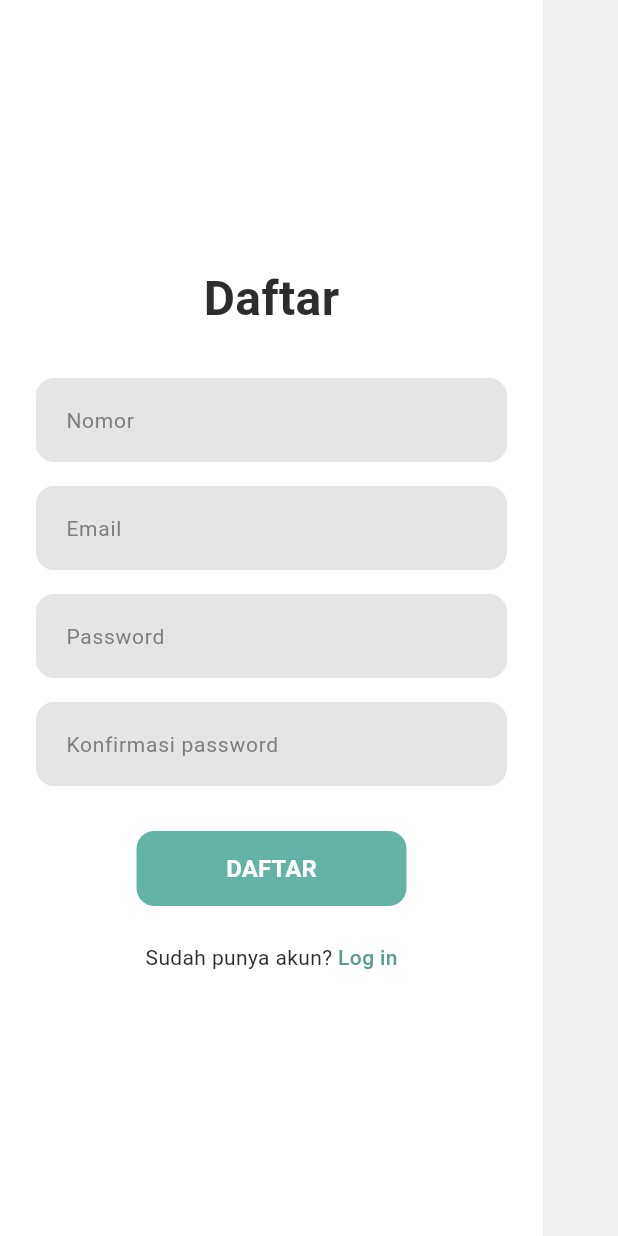
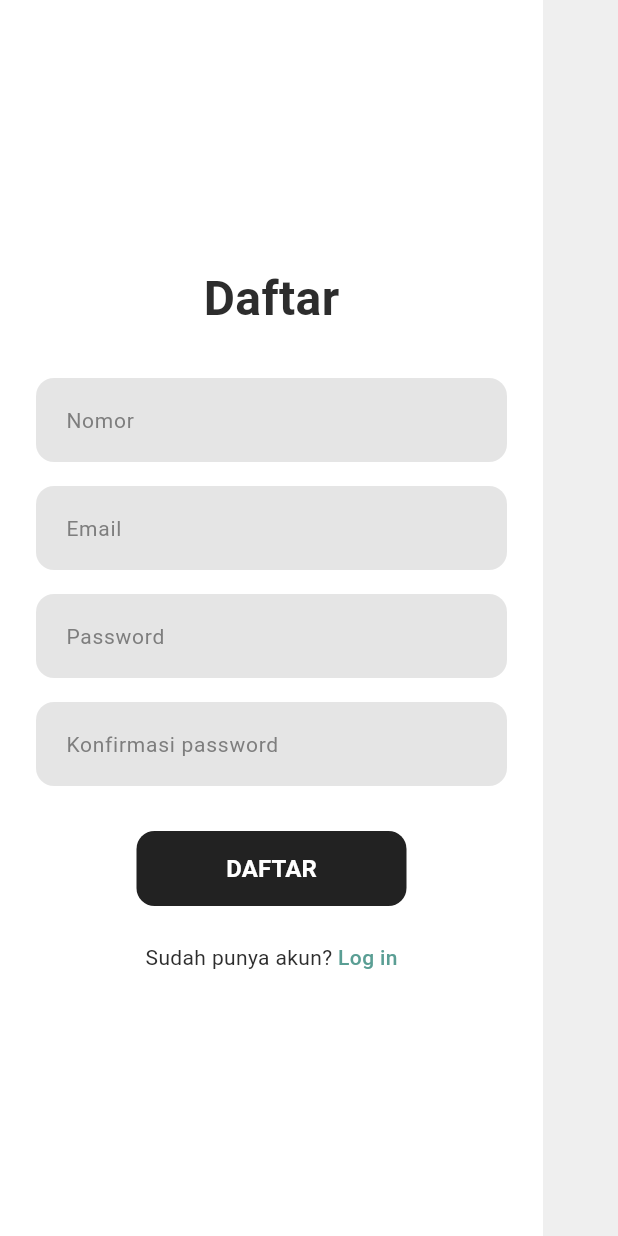
Before and after one commit to paipia12345/lapakbantul, a Flutter app: the screen it shows after launch, after a tap on "Lewati", after a tap on "Daftar", on a phone screen of 412 x 824 dp. Run offline on Flutter 3.47's test engine with Material 3 defaults, Android fonts, the phone set to English and light mode, and no system bars; network calls fail.

Commit message:
first commit

```diff
--- a/lib/halamandaftar.dart
+++ b/lib/halamandaftar.dart
@@ -1,6 +1,6 @@
 import 'package:flutter/material.dart';
-import 'user_data.dart'; // Import simulasi database di atas
-import 'halamanlogin.dart';
+import 'models/user_data.dart'; // Import simulasi database di atas
+import 'package:buyayak/halamanlogin.dart';
 
 class RegisterPage extends StatefulWidget {
   const RegisterPage({super.key});
@@ -143,7 +143,7 @@ _buildTextField(
                         }
                       },
                       style: ElevatedButton.styleFrom(
-                        backgroundColor: const Color(0xFF63B3A6),
+                        backgroundColor: const Color.fromARGB(255, 34, 34, 34),
                         elevation: 0,
                         shape: RoundedRectangleBorder(
                           borderRadius: BorderRadius.circular(12),
--- a/lib/halamanlogin.dart
+++ b/lib/halamanlogin.dart
@@ -1,7 +1,8 @@
 import 'package:flutter/material.dart';
 import 'home_page.dart';
 import 'halamandaftar.dart';
-import 'user_data.dart'; // Import database lokal sementara
+import 'models/user_data.dart';
+import 'package:buyayak/models/login_google.dart';
 
 class LoginPage extends StatefulWidget {
   const LoginPage({super.key});
@@ -197,6 +198,33 @@ class _LoginPageState extends State<LoginPage> {
                       child: const Text("Daftar"),
                     ),
                   ),
+
+                  const SizedBox(height: 15),
+
+                  SizedBox(
+  width: double.infinity,
+  child: OutlinedButton.icon(
+    style: OutlinedButton.styleFrom(
+      padding: const EdgeInsets.symmetric(vertical: 12),
+      side: const BorderSide(color: Color.fromARGB(255, 77, 77, 77)),
+      shape: RoundedRectangleBorder(
+        borderRadius: BorderRadius.circular(12),
+      ),
+    ),
+    onPressed: () {
+      // Panggil fungsi dari file login_google.dart yang dipisah tadi
+      LoginGoogleService.prosesLoginGoogle(context, showMessage);
+    },
+    icon: Image.asset(
+      'assets/images/google.jpg',
+      height: 24,
+    ),
+    label: const Text(
+      "Masuk dengan Google",
+      style: TextStyle(color: Color.fromARGB(255, 48, 45, 45), fontSize: 16, fontWeight: FontWeight.bold),
+    ),
+  ),
+),
                 ],
               ),
             ),
--- a/pubspec.yaml
+++ b/pubspec.yaml
@@ -34,6 +34,7 @@ dependencies:
   # The following adds the Cupertino Icons font to your application.
   # Use with the CupertinoIcons class for iOS style icons.
   cupertino_icons: ^1.0.8
+  http: ^1.6.0
 
 dev_dependencies:
   flutter_test:
```
Also changed, not shown: lib/models/login_google.dart (added, +73 -0 lines), lib/models/user_login.dart (added, +24 -0 lines), assets/images/google.jpg (added), lib/models/user_data.dart (renamed from lib/user_data.dart), pubspec.lock.
